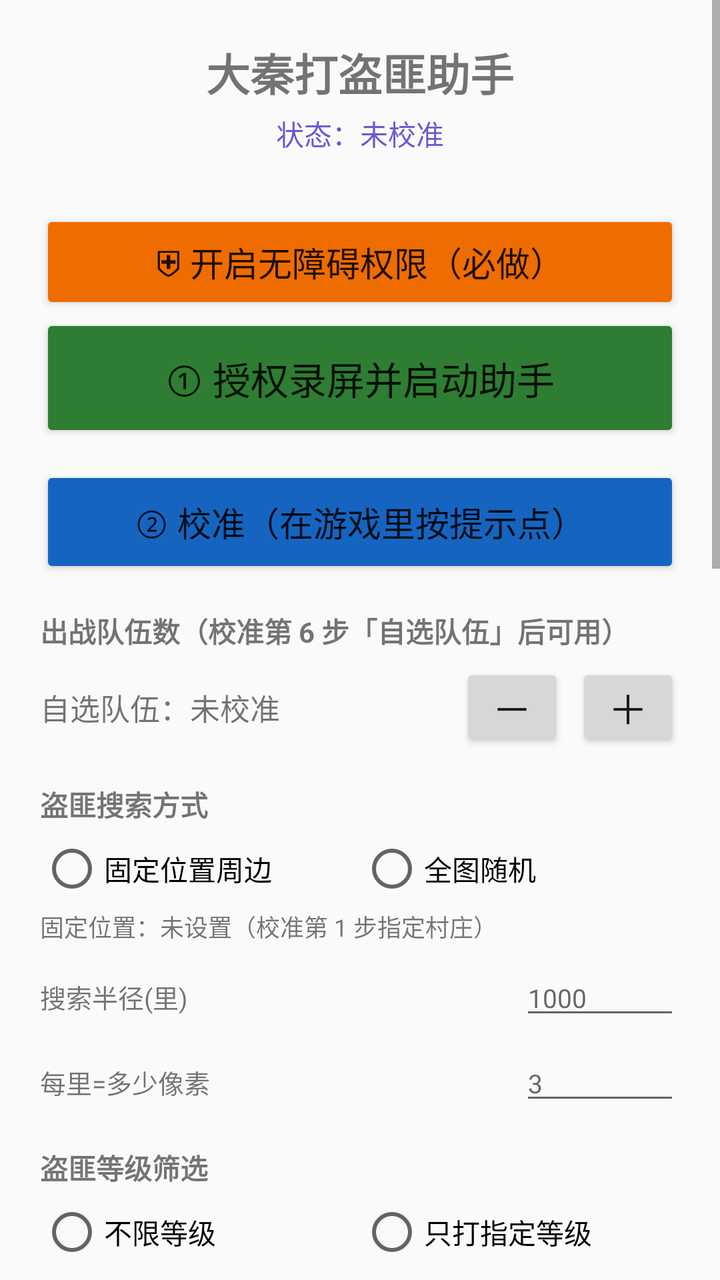
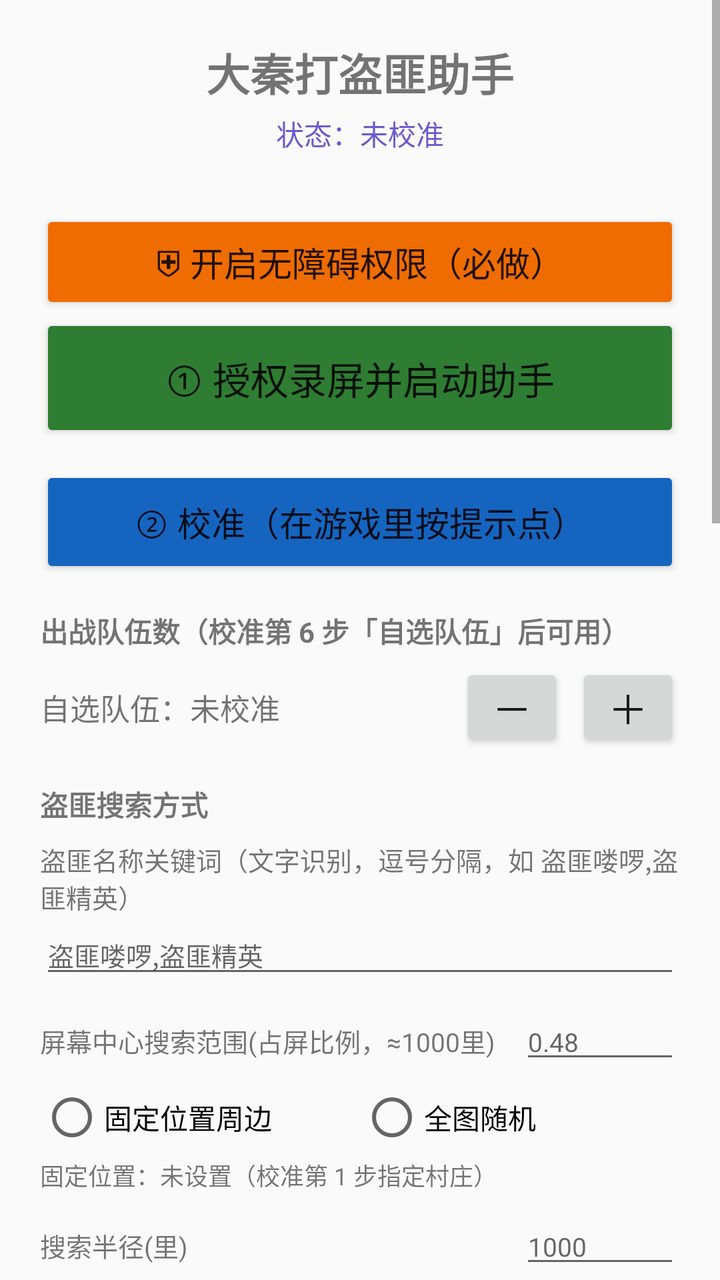

Compare the two renders of this Android layout. The source of the first and the diff that turns it into the second are given below.
<!-- AndroidManifest.xml: application theme Theme.DaQinHelper -->
<!-- res/layout/activity_main.xml -->
<?xml version="1.0" encoding="utf-8"?>
<ScrollView xmlns:android="http://schemas.android.com/apk/res/android"
    android:layout_width="match_parent"
    android:layout_height="match_parent">

    <LinearLayout
        android:orientation="vertical"
        android:padding="20dp"
        android:layout_width="match_parent"
        android:layout_height="wrap_content">

        <TextView
            android:id="@+id/text_crash"
            android:layout_width="match_parent"
            android:layout_height="wrap_content"
            android:text=""
            android:textSize="12sp"
            android:textColor="#C62828"
            android:background="#FFEBEE"
            android:padding="8dp"
            android:textIsSelectable="true"
            android:visibility="gone"
            android:layout_marginBottom="12dp" />

        <TextView
            android:layout_width="match_parent"
            android:layout_height="wrap_content"
            android:text="@string/app_name"
            android:textSize="22sp"
            android:textStyle="bold"
            android:gravity="center"
            android:layout_marginBottom="4dp" />

        <TextView
            android:id="@+id/text_status"
            android:layout_width="match_parent"
            android:layout_height="wrap_content"
            android:text="状态：未校准"
            android:gravity="center"
            android:textSize="14sp"
            android:textColor="#6A5ACD"
            android:layout_marginBottom="16dp" />

        <Button
            android:id="@+id/btn_acc"
            android:layout_width="match_parent"
            android:layout_height="52dp"
            android:text="⛨ 开启无障碍权限（必做）"
            android:textSize="17sp"
            android:layout_marginTop="12dp"
            android:backgroundTint="#EF6C00" />

        <Button
            android:id="@+id/btn_start"
            android:layout_width="match_parent"
            android:layout_height="64dp"
            android:text="① 授权录屏并启动助手"
            android:textSize="19sp"
            android:backgroundTint="#2E7D32" />

        <Button
            android:id="@+id/btn_calib"
            android:layout_width="match_parent"
            android:layout_height="56dp"
            android:text="② 校准（在游戏里按提示点）"
            android:textSize="17sp"
            android:layout_marginTop="12dp"
            android:backgroundTint="#1565C0" />

        <TextView
            android:layout_width="match_parent"
            android:layout_height="wrap_content"
            android:text="出战队伍数（校准第 6 步「自选队伍」后可用）"
            android:textStyle="bold"
            android:layout_marginTop="16dp" />

        <LinearLayout
            android:layout_width="match_parent"
            android:layout_height="wrap_content"
            android:orientation="horizontal"
            android:gravity="center_vertical"
            android:layout_marginTop="6dp">

            <TextView
                android:id="@+id/text_troop"
                android:layout_width="0dp"
                android:layout_weight="1"
                android:layout_height="wrap_content"
                android:text="自选队伍：未校准"
                android:textSize="15sp" />

            <Button
                android:id="@+id/btn_minus"
                android:layout_width="52dp"
                android:layout_height="44dp"
                android:text="－"
                android:textSize="20sp"
                android:padding="0dp"
                android:minWidth="0dp" />

            <Button
                android:id="@+id/btn_plus"
                android:layout_width="52dp"
                android:layout_height="44dp"
                android:layout_marginStart="6dp"
                android:text="＋"
                android:textSize="20sp"
                android:padding="0dp"
                android:minWidth="0dp" />
        </LinearLayout>

        <TextView
            android:layout_width="match_parent"
            android:layout_height="wrap_content"
            android:text="盗匪搜索方式"
            android:textStyle="bold"
            android:layout_marginTop="16dp" />

        <RadioGroup
            android:id="@+id/radio_scan"
            android:orientation="horizontal"
            android:layout_width="match_parent"
            android:layout_height="wrap_content"
            android:layout_marginTop="6dp">

            <RadioButton
                android:id="@+id/rb_scan_area"
                android:layout_width="0dp"
                android:layout_weight="1"
                android:layout_height="wrap_content"
                android:text="固定位置周边" />

            <RadioButton
                android:id="@+id/rb_scan_all"
                android:layout_width="0dp"
                android:layout_weight="1"
                android:layout_height="wrap_content"
                android:text="全图随机" />
        </RadioGroup>

        <TextView
            android:id="@+id/text_base"
            android:layout_width="match_parent"
            android:layout_height="wrap_content"
            android:text="固定位置：未设置（校准第 1 步指定村庄）"
            android:textSize="12sp"
            android:layout_marginTop="4dp" />

        <LinearLayout
            android:layout_width="match_parent"
            android:layout_height="wrap_content"
            android:orientation="horizontal"
            android:layout_marginTop="8dp">

            <TextView
                android:layout_width="0dp"
                android:layout_weight="1"
                android:layout_height="wrap_content"
                android:text="搜索半径(里)"
                android:gravity="center_vertical"
                android:textSize="13sp" />

            <EditText
                android:id="@+id/edit_radius"
                android:layout_width="80dp"
                android:layout_height="wrap_content"
                android:hint="1000"
                android:inputType="number"
                android:textSize="13sp" />
        </LinearLayout>

        <LinearLayout
            android:layout_width="match_parent"
            android:layout_height="wrap_content"
            android:orientation="horizontal"
            android:layout_marginTop="8dp">

            <TextView
                android:layout_width="0dp"
                android:layout_weight="1"
                android:layout_height="wrap_content"
                android:text="每里=多少像素"
                android:gravity="center_vertical"
                android:textSize="13sp" />

            <EditText
                android:id="@+id/edit_lipixel"
                android:layout_width="80dp"
                android:layout_height="wrap_content"
                android:hint="3"
                android:inputType="numberDecimal"
                android:textSize="13sp" />
        </LinearLayout>

        <TextView
            android:layout_width="match_parent"
            android:layout_height="wrap_content"
            android:text="盗匪等级筛选"
            android:textStyle="bold"
            android:layout_marginTop="16dp" />

        <RadioGroup
            android:id="@+id/radio_level"
            android:orientation="horizontal"
            android:layout_width="match_parent"
            android:layout_height="wrap_content"
            android:layout_marginTop="6dp">

            <RadioButton
                android:id="@+id/rb_level_any"
                android:layout_width="0dp"
                android:layout_weight="1"
                android:layout_height="wrap_content"
                android:text="不限等级" />

            <RadioButton
                android:id="@+id/rb_level_only"
                android:layout_width="0dp"
                android:layout_weight="1"
                android:layout_height="wrap_content"
                android:text="只打指定等级" />
        </RadioGroup>

        <TextView
            android:layout_width="match_parent"
            android:layout_height="wrap_content"
            android:text="讨伐方式（放射菜单里点哪个）"
            android:textStyle="bold"
            android:layout_marginTop="16dp" />

        <RadioGroup
            android:id="@+id/radio_mode"
            android:orientation="horizontal"
            android:layout_width="match_parent"
            android:layout_height="wrap_content"
            android:layout_marginTop="6dp">

            <RadioButton
                android:id="@+id/rb_mode_attack"
                android:layout_width="0dp"
                android:layout_weight="1"
                android:layout_height="wrap_content"
                android:text="讨伐（消耗令）" />

            <RadioButton
                android:id="@+id/rb_mode_battle"
                android:layout_width="0dp"
                android:layout_weight="1"
                android:layout_height="wrap_content"
                android:text="战斗（不消耗）" />
        </RadioGroup>

        <TextView
            android:layout_width="match_parent"
            android:layout_height="wrap_content"
            android:text="盗匪活动时段（只在活动时间内挂机，留空=全天）"
            android:textStyle="bold"
            android:layout_marginTop="16dp" />

        <LinearLayout
            android:layout_width="match_parent"
            android:layout_height="wrap_content"
            android:orientation="horizontal"
            android:layout_marginTop="8dp">

            <TextView
                android:layout_width="0dp"
                android:layout_weight="1"
                android:layout_height="wrap_content"
                android:text="开始(如 20:00)"
                android:gravity="center_vertical"
                android:textSize="13sp" />

            <EditText
                android:id="@+id/edit_act_start"
                android:layout_width="86dp"
                android:layout_height="wrap_content"
                android:hint="20:00"
                android:inputType="time"
                android:textSize="13sp" />
        </LinearLayout>

        <LinearLayout
            android:layout_width="match_parent"
            android:layout_height="wrap_content"
            android:orientation="horizontal"
            android:layout_marginTop="8dp">

            <TextView
                android:layout_width="0dp"
                android:layout_weight="1"
                android:layout_height="wrap_content"
                android:text="结束(如 22:30)"
                android:gravity="center_vertical"
                android:textSize="13sp" />

            <EditText
                android:id="@+id/edit_act_end"
                android:layout_width="86dp"
                android:layout_height="wrap_content"
                android:hint="22:30"
                android:inputType="time"
                android:textSize="13sp" />
        </LinearLayout>

        <LinearLayout
            android:layout_width="match_parent"
            android:layout_height="wrap_content"
            android:orientation="horizontal"
            android:layout_marginTop="8dp">

            <TextView
                android:layout_width="0dp"
                android:layout_weight="1"
                android:layout_height="wrap_content"
                android:text="找不到盗匪等(秒)"
                android:gravity="center_vertical"
                android:textSize="13sp" />

            <EditText
                android:id="@+id/edit_nobandit"
                android:layout_width="80dp"
                android:layout_height="wrap_content"
                android:hint="30"
                android:inputType="number"
                android:textSize="13sp" />
        </LinearLayout>

        <TextView
            android:layout_width="match_parent"
            android:layout_height="wrap_content"
            android:text="高级设置"
            android:textStyle="bold"
            android:layout_marginTop="16dp" />

        <LinearLayout
            android:layout_width="match_parent"
            android:layout_height="wrap_content"
            android:orientation="horizontal"
            android:layout_marginTop="8dp">
            <TextView
                android:layout_width="0dp"
                android:layout_weight="1"
                android:layout_height="wrap_content"
                android:text="出征后至少等待(秒)，之后自动等部队恢复"
                android:gravity="center_vertical"
                android:textSize="13sp" />
            <EditText
                android:id="@+id/edit_wait"
                android:layout_width="80dp"
                android:layout_height="wrap_content"
                android:hint="20"
                android:inputType="number"
                android:textSize="13sp" />
        </LinearLayout>

        <LinearLayout
            android:layout_width="match_parent"
            android:layout_height="wrap_content"
            android:orientation="horizontal"
            android:layout_marginTop="8dp">
            <TextView
                android:layout_width="0dp"
                android:layout_weight="1"
                android:layout_height="wrap_content"
                android:text="匹配灵敏度(20-120)"
                android:gravity="center_vertical"
                android:textSize="13sp" />
            <EditText
                android:id="@+id/edit_thresh"
                android:layout_width="80dp"
                android:layout_height="wrap_content"
                android:hint="55"
                android:inputType="number"
                android:textSize="13sp" />
        </LinearLayout>

        <TextView
            android:layout_width="match_parent"
            android:layout_height="wrap_content"
            android:text="拟人化程度（让操作更像真人）"
            android:textStyle="bold"
            android:layout_marginTop="16dp" />

        <RadioGroup
            android:id="@+id/radio_human"
            android:orientation="horizontal"
            android:layout_width="match_parent"
            android:layout_height="wrap_content"
            android:layout_marginTop="8dp">
            <RadioButton android:id="@+id/rb_low" android:layout_width="0dp" android:layout_height="wrap_content" android:text="轻" android:layout_weight="1" />
            <RadioButton android:id="@+id/rb_mid" android:layout_width="0dp" android:layout_height="wrap_content" android:text="中" android:layout_weight="1" />
            <RadioButton android:id="@+id/rb_high" android:layout_width="0dp" android:layout_height="wrap_content" android:text="强" android:layout_weight="1" />
        </RadioGroup>

        <TextView
            android:layout_width="match_parent"
            android:layout_height="wrap_content"
            android:text="@string/help_text"
            android:textSize="12sp"
            android:layout_marginTop="16dp" />

    </LinearLayout>
</ScrollView>
<!-- resources referenced by this layout -->
<resources>
  <string name="app_name">大秦打盗匪助手</string>
  <string name="help_text">使用步骤：
  1）点「⛨ 开启无障碍权限」，在系统设置里打开「大秦打盗匪助手」。
  2）点「① 授权录屏并启动助手」，在弹窗里选择「开始录制/立即开始」。录屏是识别画面的前提。
  3）切到游戏，点左上角悬浮窗里的「校准」，按屏幕提示依次点 7 步：
     ① 固定位置（点你的村庄，作为周边搜索中心，可跳过）
     ② 盗匪图标
     ③ 目标等级数字（如 60，只打这一类，可跳过）
     ④ 放射菜单里的「讨伐」（左上方齿轮图标）
     ⑤ 部队面板右下角蓝色的「全选」
     ⑥ 自选队伍（只想出某几支时才点，可跳过）
     ⑦ 橙色的「确定」
  4）校准完点悬浮窗「▶ 开始」，助手就会循环打盗匪；悬浮窗上可随时「⏸ 停止」。
  
  悬浮窗上的按钮：
  · ▶ 开始 / ⏸ 停止
  · 校准
  · 自选 2/3 队：用 ＋/－ 选本次出战几支队伍（校准第 6 步才可用）
  · 全选：开/关 —— 出征前是否自动点蓝色的「全选」
  · 周边 1000 里 / 全图 —— 搜索方式，点一下切换
  · 等级：不限 / 指定 —— 只打校准时标记的那一类盗匪
  · 讨伐 / 战斗 —— 放射菜单里点哪个。讨伐消耗讨伐令但奖励更好，战斗不消耗
  · 时段 —— 只在活动时间内挂机（时间在 APP 里填）
  
  找不到盗匪时会自动拖动地图刷新视野；连续找不到会放慢节奏等待活动刷新。</string>
  <style name="Theme.DaQinHelper" parent="Theme.AppCompat.Light.NoActionBar">
          <item name="colorPrimary">@color/purple_500</item>
          <item name="colorPrimaryDark">@color/purple_700</item>
          <item name="colorAccent">@color/teal_200</item>
      </style>
  <color name="purple_500">#6A5ACD</color>
  <color name="purple_700">#483D8B</color>
  <color name="teal_200">#80CBC4</color>
</resources>

<!-- the commit's change to res/layout/activity_main.xml (unified diff, before → after) -->
@@ -116,6 +116,42 @@
             android:textStyle="bold"
             android:layout_marginTop="16dp" />
 
+        <TextView
+            android:layout_width="match_parent"
+            android:layout_height="wrap_content"
+            android:text="盗匪名称关键词（文字识别，逗号分隔，如 盗匪喽啰,盗匪精英）"
+            android:textSize="13sp"
+            android:layout_marginTop="8dp" />
+
+        <EditText
+            android:id="@+id/edit_banditname"
+            android:layout_width="match_parent"
+            android:layout_height="wrap_content"
+            android:hint="盗匪喽啰,盗匪精英"
+            android:inputType="text"
+            android:textSize="13sp" />
+
+        <LinearLayout
+            android:layout_width="match_parent"
+            android:layout_height="wrap_content"
+            android:orientation="horizontal"
+            android:layout_marginTop="8dp">
+            <TextView
+                android:layout_width="0dp"
+                android:layout_weight="1"
+                android:layout_height="wrap_content"
+                android:text="屏幕中心搜索范围(占屏比例，≈1000里)"
+                android:gravity="center_vertical"
+                android:textSize="13sp" />
+            <EditText
+                android:id="@+id/edit_center_ratio"
+                android:layout_width="80dp"
+                android:layout_height="wrap_content"
+                android:hint="0.48"
+                android:inputType="numberDecimal"
+                android:textSize="13sp" />
+        </LinearLayout>
+
         <RadioGroup
             android:id="@+id/radio_scan"
             android:orientation="horizontal"
